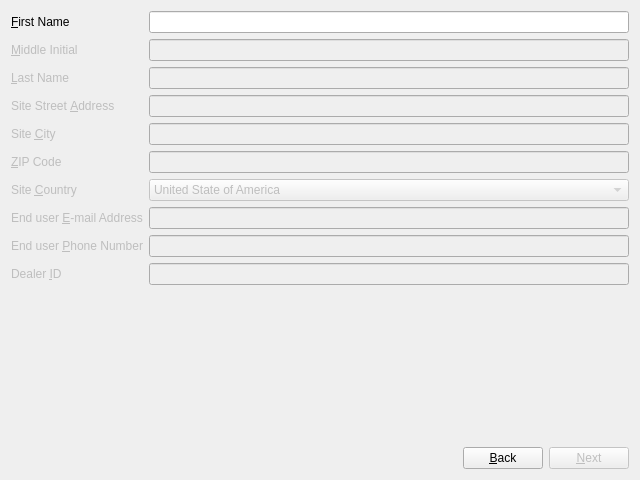
This is oobwizard/ui/endUserRegistrationStep.ui in bluusystemsinc/bluu as Qt 5 draws it before an edit. The edited form follows.
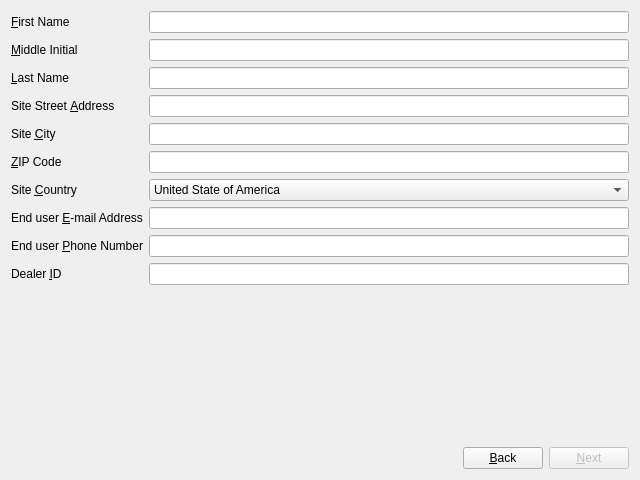
This is the edited form.

Commit message: Properly behaviour of the End User Registration Step

```diff
--- a/oobwizard/ui/endUserRegistrationStep.ui
+++ b/oobwizard/ui/endUserRegistrationStep.ui
@@ -32,7 +32,7 @@
      <item row="1" column="0">
       <widget class="QLabel" name="middleNameLabel">
        <property name="enabled">
-        <bool>false</bool>
+        <bool>true</bool>
        </property>
        <property name="text">
         <string>&amp;Middle Initial</string>
@@ -45,14 +45,14 @@
      <item row="1" column="1">
       <widget class="QLineEdit" name="middleNameLineEdit">
        <property name="enabled">
-        <bool>false</bool>
+        <bool>true</bool>
        </property>
       </widget>
      </item>
      <item row="2" column="0">
       <widget class="QLabel" name="lastNameLabel">
        <property name="enabled">
-        <bool>false</bool>
+        <bool>true</bool>
        </property>
        <property name="text">
         <string>&amp;Last Name</string>
@@ -65,14 +65,14 @@
      <item row="2" column="1">
       <widget class="QLineEdit" name="lastNameLineEdit">
        <property name="enabled">
-        <bool>false</bool>
+        <bool>true</bool>
        </property>
       </widget>
      </item>
      <item row="3" column="0">
       <widget class="QLabel" name="streetAddressLabel">
        <property name="enabled">
-        <bool>false</bool>
+        <bool>true</bool>
        </property>
        <property name="text">
         <string>Site Street &amp;Address</string>
@@ -85,14 +85,14 @@
      <item row="3" column="1">
       <widget class="QLineEdit" name="addressLineEdit">
        <property name="enabled">
-        <bool>false</bool>
+        <bool>true</bool>
        </property>
       </widget>
      </item>
      <item row="4" column="0">
       <widget class="QLabel" name="cityLabel">
        <property name="enabled">
-        <bool>false</bool>
+        <bool>true</bool>
        </property>
        <property name="text">
         <string>Site &amp;City</string>
@@ -105,14 +105,14 @@
      <item row="4" column="1">
       <widget class="QLineEdit" name="cityLineEdit">
        <property name="enabled">
-        <bool>false</bool>
+        <bool>true</bool>
        </property>
       </widget>
      </item>
      <item row="5" column="0">
       <widget class="QLabel" name="zipCodeLabel">
        <property name="enabled">
-        <bool>false</bool>
+        <bool>true</bool>
        </property>
        <property name="text">
         <string>&amp;ZIP Code</string>
@@ -125,14 +125,14 @@
      <item row="5" column="1">
       <widget class="QLineEdit" name="zipCodeLineEdit">
        <property name="enabled">
-        <bool>false</bool>
+        <bool>true</bool>
        </property>
       </widget>
      </item>
      <item row="6" column="0">
       <widget class="QLabel" name="stateCountryLabel">
        <property name="enabled">
-        <bool>false</bool>
+        <bool>true</bool>
        </property>
        <property name="text">
         <string>Site &amp;Country</string>
@@ -145,7 +145,7 @@
      <item row="6" column="1">
       <widget class="QComboBox" name="countryLineEdit">
        <property name="enabled">
-        <bool>false</bool>
+        <bool>true</bool>
        </property>
        <item>
         <property name="text">
@@ -157,7 +157,7 @@
      <item row="7" column="0">
       <widget class="QLabel" name="emailAddressLabel">
        <property name="enabled">
-        <bool>false</bool>
+        <bool>true</bool>
        </property>
        <property name="text">
         <string>End user &amp;E-mail Address</string>
@@ -170,14 +170,14 @@
      <item row="7" column="1">
       <widget class="QLineEdit" name="emailAddressLineEdit">
        <property name="enabled">
-        <bool>false</bool>
+        <bool>true</bool>
        </property>
       </widget>
      </item>
      <item row="8" column="0">
       <widget class="QLabel" name="phoneNumberLabel">
        <property name="enabled">
-        <bool>false</bool>
+        <bool>true</bool>
        </property>
        <property name="text">
         <string>End user &amp;Phone Number</string>
@@ -190,14 +190,14 @@
      <item row="8" column="1">
       <widget class="QLineEdit" name="phoneNumberLineEdit">
        <property name="enabled">
-        <bool>false</bool>
+        <bool>true</bool>
        </property>
       </widget>
      </item>
      <item row="9" column="0">
       <widget class="QLabel" name="dealerIdLabel">
        <property name="enabled">
-        <bool>false</bool>
+        <bool>true</bool>
        </property>
        <property name="text">
         <string>Dealer &amp;ID</string>
@@ -210,7 +210,7 @@
      <item row="9" column="1">
       <widget class="QLineEdit" name="dealerIDLineEdit">
        <property name="enabled">
-        <bool>false</bool>
+        <bool>true</bool>
        </property>
       </widget>
      </item>
```
The commit also changes 3 other files.
